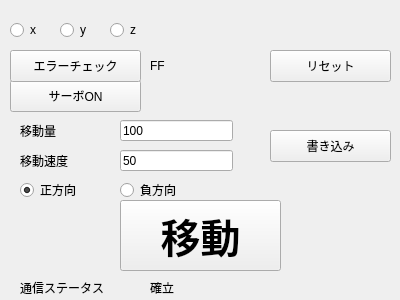
fr0077/simple_controller, file mainwindow.ui: the form before one commit.
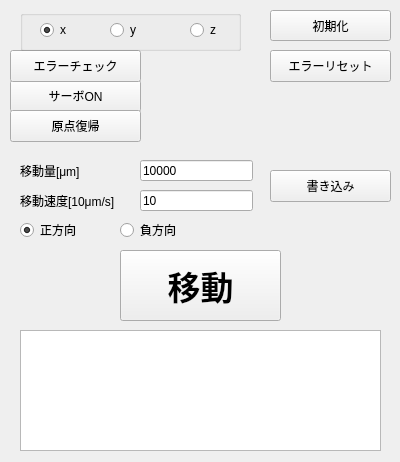
The form after the commit.

Diff of the .ui file:
```diff
--- a/mainwindow.ui
+++ b/mainwindow.ui
@@ -7,55 +7,13 @@
     <x>0</x>
     <y>0</y>
     <width>400</width>
-    <height>300</height>
+    <height>462</height>
    </rect>
   </property>
   <property name="windowTitle">
    <string>MainWindow</string>
   </property>
   <widget class="QWidget" name="centralWidget">
-   <widget class="QRadioButton" name="radio_x">
-    <property name="geometry">
-     <rect>
-      <x>10</x>
-      <y>20</y>
-      <width>41</width>
-      <height>20</height>
-     </rect>
-    </property>
-    <property name="text">
-     <string>x</string>
-    </property>
-    <property name="checked">
-     <bool>false</bool>
-    </property>
-   </widget>
-   <widget class="QRadioButton" name="radio_y">
-    <property name="geometry">
-     <rect>
-      <x>60</x>
-      <y>20</y>
-      <width>41</width>
-      <height>20</height>
-     </rect>
-    </property>
-    <property name="text">
-     <string>y</string>
-    </property>
-   </widget>
-   <widget class="QRadioButton" name="radio_z">
-    <property name="geometry">
-     <rect>
-      <x>110</x>
-      <y>20</y>
-      <width>41</width>
-      <height>20</height>
-     </rect>
-    </property>
-    <property name="text">
-     <string>z</string>
-    </property>
-   </widget>
    <widget class="QPushButton" name="button_servo_on">
     <property name="geometry">
      <rect>
@@ -92,7 +50,7 @@
      </rect>
     </property>
     <property name="text">
-     <string>リセット</string>
+     <string>エラーリセット</string>
     </property>
    </widget>
    <widget class="QLabel" name="label_error">
@@ -105,92 +63,66 @@
      </rect>
     </property>
     <property name="text">
-     <string>FF</string>
-    </property>
-   </widget>
-   <widget class="QLabel" name="label_status">
-    <property name="geometry">
-     <rect>
-      <x>20</x>
-      <y>280</y>
-      <width>111</width>
-      <height>16</height>
-     </rect>
-    </property>
-    <property name="text">
-     <string>通信ステータス</string>
-    </property>
-   </widget>
-   <widget class="QLabel" name="label_status_monitor">
-    <property name="geometry">
-     <rect>
-      <x>150</x>
-      <y>280</y>
-      <width>241</width>
-      <height>16</height>
-     </rect>
-    </property>
-    <property name="text">
-     <string>確立</string>
+     <string/>
     </property>
    </widget>
    <widget class="QLabel" name="label_dist">
     <property name="geometry">
      <rect>
       <x>20</x>
-      <y>120</y>
-      <width>59</width>
+      <y>160</y>
+      <width>81</width>
       <height>21</height>
      </rect>
     </property>
     <property name="text">
-     <string>移動量</string>
+     <string>移動量[μm]</string>
     </property>
    </widget>
    <widget class="QLabel" name="label_speed">
     <property name="geometry">
      <rect>
       <x>20</x>
-      <y>150</y>
-      <width>59</width>
+      <y>190</y>
+      <width>111</width>
       <height>21</height>
      </rect>
     </property>
     <property name="text">
-     <string>移動速度</string>
+     <string>移動速度[10μm/s]</string>
     </property>
    </widget>
    <widget class="QLineEdit" name="edit_dist">
     <property name="geometry">
      <rect>
-      <x>120</x>
-      <y>120</y>
+      <x>140</x>
+      <y>160</y>
       <width>113</width>
       <height>21</height>
      </rect>
     </property>
     <property name="text">
-     <string>100</string>
+     <string>10000</string>
     </property>
    </widget>
    <widget class="QLineEdit" name="edit_speed">
     <property name="geometry">
      <rect>
-      <x>120</x>
-      <y>150</y>
+      <x>140</x>
+      <y>190</y>
       <width>113</width>
       <height>21</height>
      </rect>
     </property>
     <property name="text">
-     <string>50</string>
+     <string>10</string>
     </property>
    </widget>
    <widget class="QPushButton" name="button_write">
     <property name="geometry">
      <rect>
       <x>270</x>
-      <y>130</y>
+      <y>170</y>
       <width>121</width>
       <height>32</height>
      </rect>
@@ -203,7 +135,7 @@
     <property name="geometry">
      <rect>
       <x>20</x>
-      <y>180</y>
+      <y>220</y>
       <width>81</width>
       <height>20</height>
      </rect>
@@ -219,7 +151,7 @@
     <property name="geometry">
      <rect>
       <x>120</x>
-      <y>180</y>
+      <y>220</y>
       <width>100</width>
       <height>20</height>
      </rect>
@@ -232,14 +164,14 @@
     <property name="geometry">
      <rect>
       <x>120</x>
-      <y>200</y>
+      <y>250</y>
       <width>161</width>
       <height>71</height>
      </rect>
     </property>
     <property name="font">
      <font>
-      <pointsize>30</pointsize>
+      <pointsize>25</pointsize>
       <weight>75</weight>
       <bold>true</bold>
      </font>
@@ -248,6 +180,97 @@
      <string>移動</string>
     </property>
    </widget>
+   <widget class="QPushButton" name="button_zero">
+    <property name="geometry">
+     <rect>
+      <x>10</x>
+      <y>110</y>
+      <width>131</width>
+      <height>32</height>
+     </rect>
+    </property>
+    <property name="text">
+     <string>原点復帰</string>
+    </property>
+   </widget>
+   <widget class="QGroupBox" name="groupBox">
+    <property name="geometry">
+     <rect>
+      <x>20</x>
+      <y>10</y>
+      <width>221</width>
+      <height>41</height>
+     </rect>
+    </property>
+    <property name="title">
+     <string/>
+    </property>
+    <widget class="QRadioButton" name="radio_x">
+     <property name="geometry">
+      <rect>
+       <x>20</x>
+       <y>10</y>
+       <width>41</width>
+       <height>20</height>
+      </rect>
+     </property>
+     <property name="text">
+      <string>x</string>
+     </property>
+     <property name="checked">
+      <bool>true</bool>
+     </property>
+    </widget>
+    <widget class="QRadioButton" name="radio_y">
+     <property name="geometry">
+      <rect>
+       <x>90</x>
+       <y>10</y>
+       <width>41</width>
+       <height>20</height>
+      </rect>
+     </property>
+     <property name="text">
+      <string>y</string>
+     </property>
+    </widget>
+    <widget class="QRadioButton" name="radio_z">
+     <property name="geometry">
+      <rect>
+       <x>170</x>
+       <y>10</y>
+       <width>41</width>
+       <height>20</height>
+      </rect>
+     </property>
+     <property name="text">
+      <string>z</string>
+     </property>
+    </widget>
+   </widget>
+   <widget class="QPushButton" name="init">
+    <property name="geometry">
+     <rect>
+      <x>270</x>
+      <y>10</y>
+      <width>121</width>
+      <height>31</height>
+     </rect>
+    </property>
+    <property name="text">
+     <string>初期化</string>
+    </property>
+   </widget>
+   <widget class="QListWidget" name="list_status">
+    <property name="geometry">
+     <rect>
+      <x>20</x>
+      <y>330</y>
+      <width>361</width>
+      <height>121</height>
+     </rect>
+    </property>
+   </widget>
   </widget>
  </widget>
  <layoutdefault spacing="6" margin="11"/>
```
